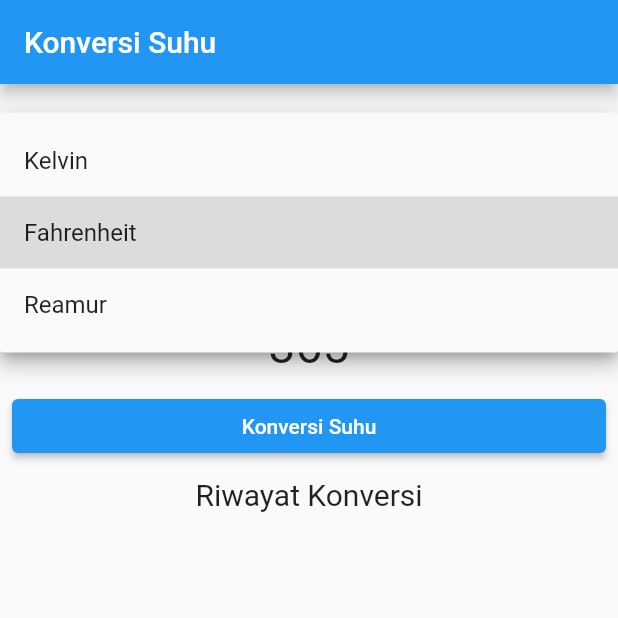
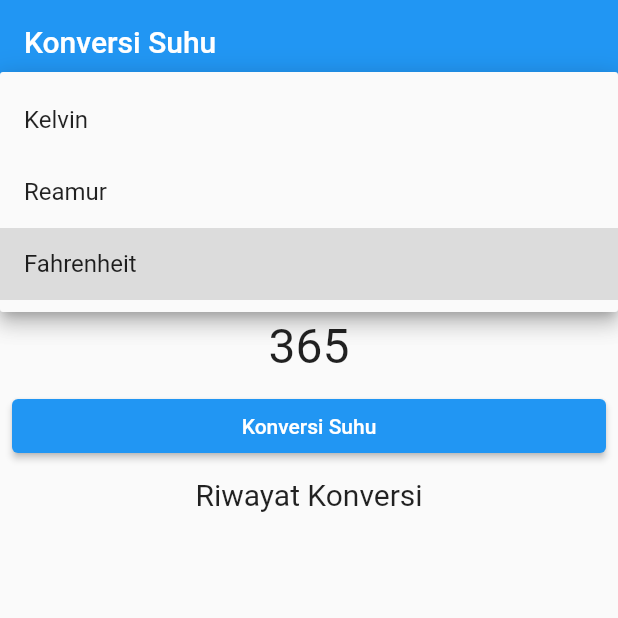
Before and after one commit to KevinBenaya/kevin_jobsheet4, a Flutter app: the screen it shows after launch, after a tap on "Fahrenheit", on a phone screen of 412 x 824 dp, the top half of it. Run offline on Flutter 3.47's test engine with Material 2 defaults, Android fonts, the phone set to English and light mode, and no system bars.

Commit message:
Map(kevin_jobsheet4)

```diff
--- a/kevin_jobsheet4/lib/main.dart
+++ b/kevin_jobsheet4/lib/main.dart
@@ -27,6 +27,8 @@ class MyHomePage extends StatefulWidget {
 }
 
 class _MyHomePageState extends State<MyHomePage> {
+  List<String> listSatuanSuhu = ["Kelvin", "Reamur", "Fahrenheit"];
+
   double _inputUser = 0;
   double _kelvin = 0;
   double _reamur = 0;
@@ -80,20 +82,12 @@ class _MyHomePageState extends State<MyHomePage> {
             DropdownButton(
                 isExpanded: true,
                 value: 'Fahrenheit',
-                items: [
-                  DropdownMenuItem(
-                    child: Text('Kelvin'),
-                    value: 'Celcius',
-                  ),
-                  DropdownMenuItem(
-                    child: Text('Fahrenheit'),
-                    value: 'Fahrenheit',
-                  ),
-                  DropdownMenuItem(
-                    child: Text('Reamur'),
-                    value: 'Reamur',
-                  ),
-                ],
+                items: listSatuanSuhu.map((String value) {
+                  return DropdownMenuItem<String>(
+                    value: value,
+                    child: Text(value),
+                  );
+                }).toList(),
                 onChanged: (value) {}),
             SizedBox(height: 10),
             Text(
```
